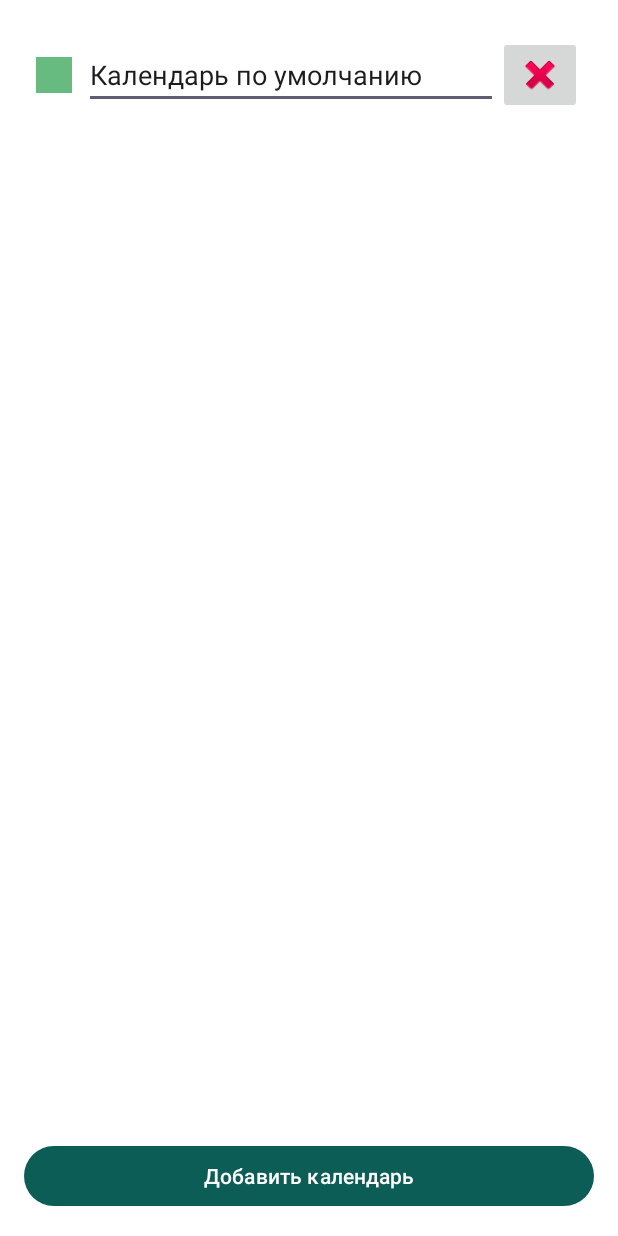
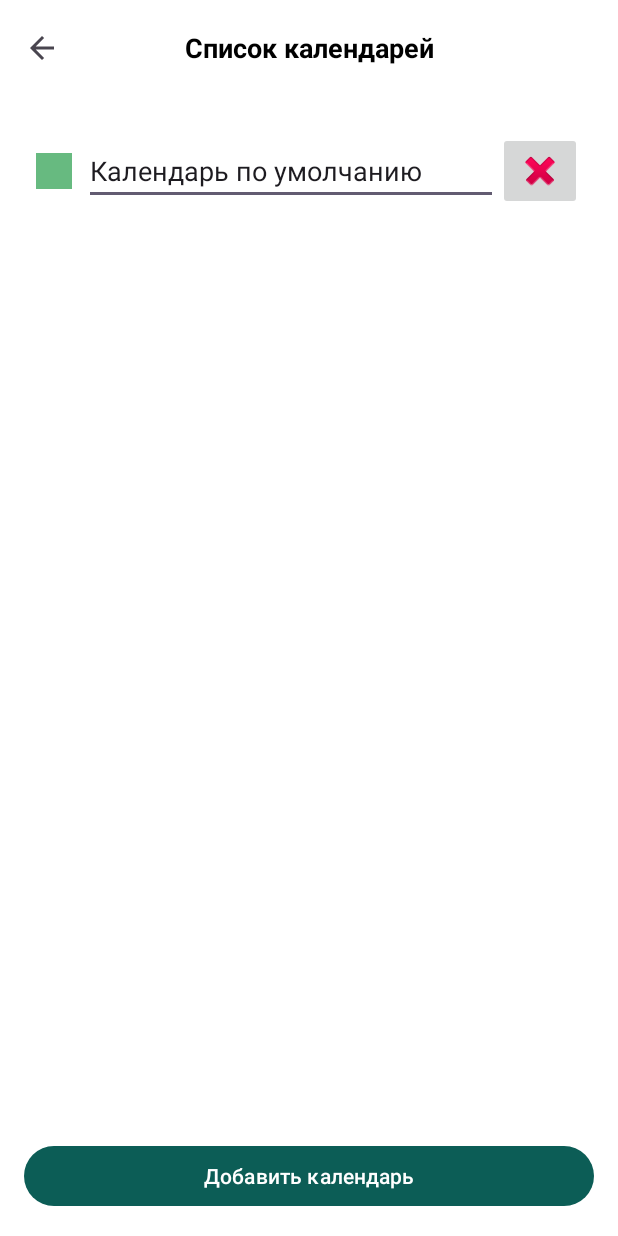
Before and after one commit to DanielPensif/Calendar, an Android app: the CalendarManagerActivity screen opened directly, with no data from a screen before it, on a phone screen of 412 x 824 dp. Run offline under Robolectric (Android 15) with nearby library versions, the phone set to English and light mode, and no system bars; our stand-ins replace Room's generated code; libraries missing offline, so code that uses them is left out: com.flask.colorpicker.

Commit message:
+ Кнопка выхода на предыдущую страницу

```diff
--- a/app/src/main/java/com/example/Kalendar/CalendarManagerActivity.java
+++ b/app/src/main/java/com/example/Kalendar/CalendarManagerActivity.java
@@ -13,10 +13,10 @@ import android.widget.*;
 import com.flask.colorpicker.ColorPickerView;
 import com.flask.colorpicker.builder.ColorPickerDialogBuilder;
 
-
 import androidx.annotation.NonNull;
 import androidx.annotation.Nullable;
 import androidx.appcompat.app.AppCompatActivity;
+import androidx.appcompat.widget.Toolbar; // Добавлен импорт
 import androidx.recyclerview.widget.LinearLayoutManager;
 import androidx.recyclerview.widget.RecyclerView;
 
@@ -36,6 +36,15 @@ public class CalendarManagerActivity extends AppCompatActivity {
     protected void onCreate(@Nullable Bundle savedInstanceState) {
         super.onCreate(savedInstanceState);
         setContentView(R.layout.activity_calendar_manager);
+
+        // Добавляем Toolbar
+        Toolbar toolbar = findViewById(R.id.toolbar);
+        setSupportActionBar(toolbar);
+        if (getSupportActionBar() != null) {
+            getSupportActionBar().setDisplayHomeAsUpEnabled(true);
+            getSupportActionBar().setDisplayShowTitleEnabled(false);
+        }
+        toolbar.setNavigationOnClickListener(v -> finish());
 
         db = AppDatabase.getDatabase(this);
 
@@ -57,7 +66,6 @@ public class CalendarManagerActivity extends AppCompatActivity {
             List<CalendarEntity> all = db.calendarDao().getAll();
             calendarList.clear();
             calendarList.addAll(all);
-
             runOnUiThread(() -> adapter.notifyDataSetChanged());
         }).start();
     }
@@ -92,8 +100,6 @@ public class CalendarManagerActivity extends AppCompatActivity {
                     .show();
         });
 
-
-
         layout.addView(input);
         builder.setView(layout);
         layout.addView(colorPickerBtn);
@@ -101,6 +107,7 @@ public class CalendarManagerActivity extends AppCompatActivity {
         builder.setPositiveButton("Создать", (dialog, which) -> {
             String title = input.getText().toString().trim();
             CalendarEntity entity = new CalendarEntity(title, System.currentTimeMillis(), selectedColor[0]);
+
 
             new Thread(() -> {
                 db.calendarDao().insert(entity);
@@ -150,8 +157,14 @@ public class CalendarManagerActivity extends AppCompatActivity {
                 }
 
                 TextWatcher watcher = new TextWatcher() {
-                    @Override public void beforeTextChanged(CharSequence s, int start, int count, int after) {}
-                    @Override public void onTextChanged(CharSequence s, int start, int before, int count) {}
+                    @Override
+                    public void beforeTextChanged(CharSequence s, int start, int count, int after) {
+                    }
+
+                    @Override
+                    public void onTextChanged(CharSequence s, int start, int before, int count) {
+                    }
+
                     @Override
                     public void afterTextChanged(Editable s) {
                         String newTitle = s.toString().trim();
@@ -176,6 +189,7 @@ public class CalendarManagerActivity extends AppCompatActivity {
                     new AlertDialog.Builder(CalendarManagerActivity.this)
                             .setTitle("Удалить календарь?")
                             .setMessage("Это удалит все связанные с ним данные.")
+                            .setIcon(android.R.drawable.ic_dialog_alert)
                             .setPositiveButton("Удалить", (dialog, which) -> {
                                 new Thread(() -> {
                                     db.calendarDao().delete(calendar);
@@ -189,9 +203,8 @@ public class CalendarManagerActivity extends AppCompatActivity {
                             .show();
                 });
             }
+        }
 
-
-        }
 
         @NonNull
         @Override
@@ -241,6 +254,4 @@ public class CalendarManagerActivity extends AppCompatActivity {
         super.onResume();
         loadCalendars();
     }
-
-
 }
--- a/app/src/main/res/layout/activity_calendar_manager.xml
+++ b/app/src/main/res/layout/activity_calendar_manager.xml
@@ -2,11 +2,33 @@
 <LinearLayout xmlns:android="http://schemas.android.com/apk/res/android"
     xmlns:app="http://schemas.android.com/apk/res-auto"
     android:orientation="vertical"
-    android:padding="16dp"
     android:layout_width="match_parent"
     android:layout_height="match_parent"
     android:background="@color/white">
 
+    <androidx.appcompat.widget.Toolbar
+        android:id="@+id/toolbar"
+        android:layout_width="match_parent"
+        android:layout_height="?attr/actionBarSize"
+        android:background="@color/white"
+        app:navigationIcon="?attr/homeAsUpIndicator">
+
+        <TextView
+            android:id="@+id/toolbar_title"
+            android:layout_width="wrap_content"
+            android:layout_height="wrap_content"
+            android:layout_gravity="center"
+            android:text="Список календарей"
+            android:textSize="18sp"
+            android:textStyle="bold"
+            android:textColor="@android:color/black"/>
+
+    </androidx.appcompat.widget.Toolbar>
+    <LinearLayout
+        android:layout_width="match_parent"
+        android:layout_height="match_parent"
+        android:orientation="vertical"
+        android:padding="16dp">
     <androidx.recyclerview.widget.RecyclerView
         android:id="@+id/calendarRecycler"
         android:layout_width="match_parent"
@@ -20,4 +42,5 @@
         android:text="Добавить календарь"
         app:backgroundTint="@color/teal_700"
         android:textColor="@android:color/white"/>
+    </LinearLayout>
 </LinearLayout>
```
Also changed, not shown: app/src/main/java/com/example/Kalendar/DayDetailsActivity.java (+11 -0 lines), app/src/main/res/layout/activity_day_details.xml (+22 -12 lines).
